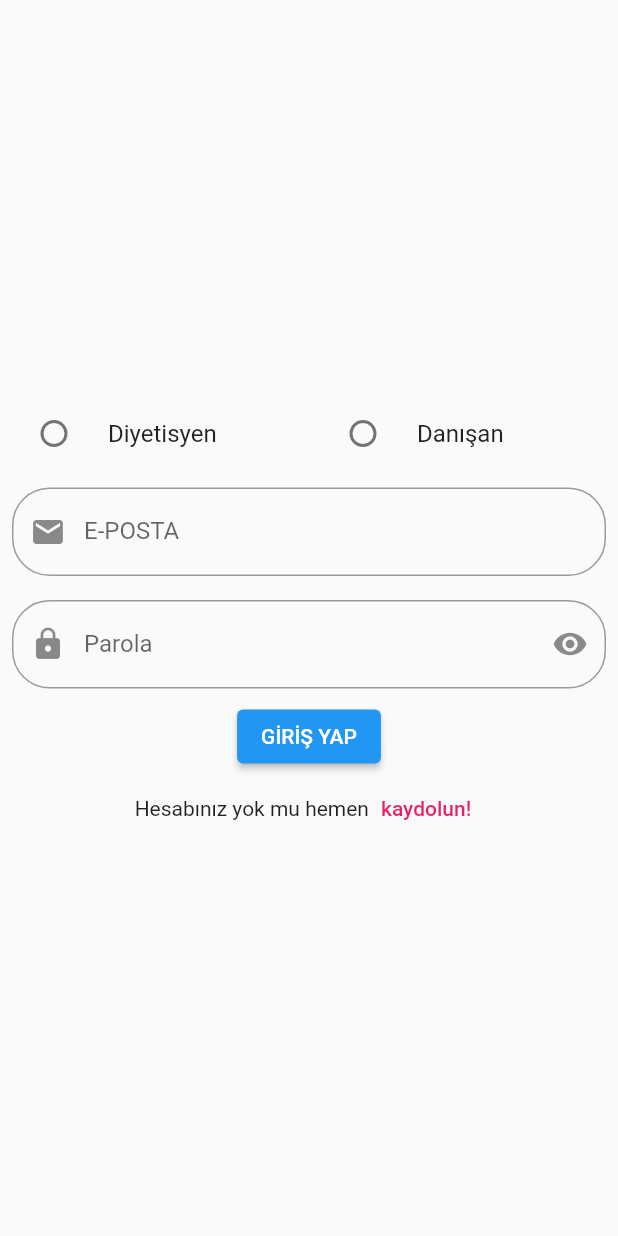
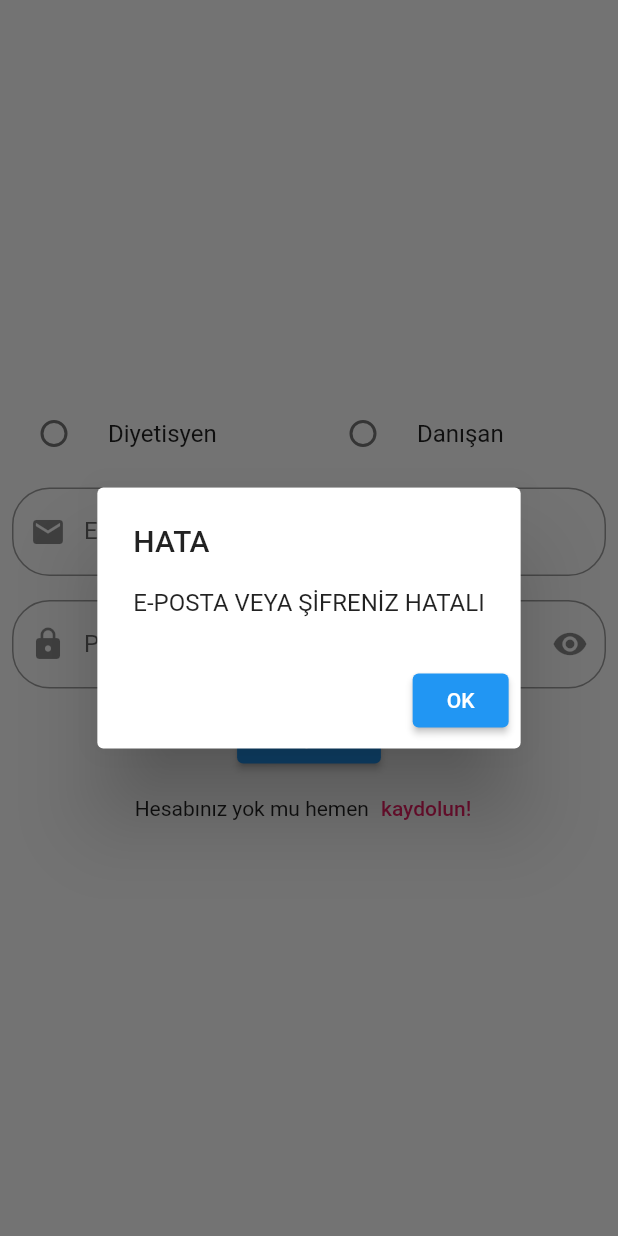
Before and after one commit to abdullah017/fit_diyet_login_ui, a Flutter app: the screen it shows after launch, after a tap on "GİRİŞ YAP", on a phone screen of 412 x 824 dp. Run offline on Flutter 3.47's test engine with Material 2 defaults, Android fonts, the phone set to English and light mode, and no system bars; our stand-ins replace flutter_rating_bar, flutter_svg, google_fonts.

Commit message:
cesitli duzenlemeler part_3

```diff
--- a/lib/views/auth/login.dart
+++ b/lib/views/auth/login.dart
@@ -1,3 +1,4 @@
+import 'package:doctor_consultant_mobile_app/models/users/user_model.dart';
 import 'package:doctor_consultant_mobile_app/views/auth/register.dart';
 import 'package:doctor_consultant_mobile_app/views/danisan/danisan_home.dart';
 import 'package:doctor_consultant_mobile_app/views/diyetisyen/diyetisyen_home.dart';
@@ -9,6 +10,7 @@ class LoginView extends StatefulWidget {
 }
 
 class _LoginViewState extends State<LoginView> {
+  // ignore: unused_field
   String _email, _password;
 
   bool _obscureText = true;
@@ -122,20 +124,27 @@ class _LoginViewState extends State<LoginView> {
               ),
             ),
             ElevatedButton(
+              child: Text(
+                'GİRİŞ YAP',
+                style: TextStyle(color: Colors.white),
+              ),
               onPressed: () {
-                if (radioDeger == 2) {
+                print("EMAİL== $_email  PASSWORD== $_password");
+                if (radioDeger == 2 &&
+                    _email == "asd@mail.com" &&
+                    _password == "80") {
                   Navigator.of(context).pushReplacement(MaterialPageRoute(
                       builder: (context) => DanisanHomeView()));
+                } else {
+                  _showDialog(context);
                 }
-                if (radioDeger == 1) {
+                if (radioDeger == 1 &&
+                    _email == "a@mail.com" &&
+                    _password == "80") {
                   Navigator.of(context).pushReplacement(MaterialPageRoute(
                       builder: (context) => DiyetisyenHomeView()));
                 }
               },
-              child: Text(
-                'GİRİŞ YAP',
-                style: TextStyle(color: Colors.white),
-              ),
             ),
             Row(
               mainAxisAlignment: MainAxisAlignment.center,
@@ -160,4 +169,24 @@ class _LoginViewState extends State<LoginView> {
       ),
     );
   }
+
+  void _showDialog(BuildContext context) {
+    showDialog(
+      context: context,
+      builder: (BuildContext context) {
+        return AlertDialog(
+          title: new Text("HATA"),
+          content: new Text("E-POSTA VEYA ŞİFRENİZ HATALI"),
+          actions: <Widget>[
+            new ElevatedButton(
+              child: new Text("OK"),
+              onPressed: () {
+                Navigator.of(context).pop();
+              },
+            ),
+          ],
+        );
+      },
+    );
+  }
 }
--- a/lib/views/auth/register.dart
+++ b/lib/views/auth/register.dart
@@ -7,6 +7,7 @@ class RegisterView extends StatefulWidget {
 }
 
 class _RegisterViewState extends State<RegisterView> {
+  // ignore: unused_field
   String _email, _password;
 
   int radioDeger = 0;
--- a/lib/views/danisan/danisan_list.dart
+++ b/lib/views/danisan/danisan_list.dart
@@ -1,10 +1,8 @@
 import 'package:doctor_consultant_mobile_app/models/danisan_model/danisan_model.dart';
-import 'package:doctor_consultant_mobile_app/models/doctor.dart';
+import 'package:doctor_consultant_mobile_app/models/diyetisyen_model/doctor.dart';
 import 'package:doctor_consultant_mobile_app/views/danisan/danisan_detail.dart';
 import 'package:doctor_consultant_mobile_app/widgets/search_box.dart';
 import 'package:flutter/material.dart';
-
-import 'package:flutter_rating_bar/flutter_rating_bar.dart';
 
 class DanisanListView extends StatefulWidget {
   @override
--- a/lib/views/diyetisyen/diyetisyen_detail.dart
+++ b/lib/views/diyetisyen/diyetisyen_detail.dart
@@ -1,4 +1,4 @@
-import 'package:doctor_consultant_mobile_app/models/doctor.dart';
+import 'package:doctor_consultant_mobile_app/models/diyetisyen_model/doctor.dart';
 import 'package:flutter/material.dart';
 
 /// [Detay Sayfası]
--- a/lib/views/diyetisyen/doctor_list.dart
+++ b/lib/views/diyetisyen/doctor_list.dart
@@ -1,4 +1,4 @@
-import 'package:doctor_consultant_mobile_app/models/doctor.dart';
+import 'package:doctor_consultant_mobile_app/models/diyetisyen_model/doctor.dart';
 import 'package:doctor_consultant_mobile_app/views/diyetisyen/diyetisyen_detail.dart';
 import 'package:doctor_consultant_mobile_app/widgets/search_box.dart';
 import 'package:flutter/material.dart';
--- a/lib/widgets/consultation_card.dart
+++ b/lib/widgets/consultation_card.dart
@@ -1,5 +1,5 @@
 import 'package:doctor_consultant_mobile_app/helpers/colors.dart';
-import 'package:doctor_consultant_mobile_app/models/doctor.dart';
+import 'package:doctor_consultant_mobile_app/models/diyetisyen_model/doctor.dart';
 import 'package:flutter/material.dart';
 
 class ConsultationCard extends StatelessWidget {
--- a/lib/widgets/doctor_card.dart
+++ b/lib/widgets/doctor_card.dart
@@ -1,4 +1,4 @@
-import 'package:doctor_consultant_mobile_app/models/doctor.dart';
+import 'package:doctor_consultant_mobile_app/models/diyetisyen_model/doctor.dart';
 import 'package:flutter/material.dart';
 
 class DoctorCard extends StatelessWidget {
```
Also changed, not shown: lib/models/users/user_model.dart (added, +26 -0 lines), lib/views/danisan/danisan_home.dart (+36 -2 lines), lib/models/diyetisyen_model/doctor.dart (renamed from lib/models/doctor.dart).
